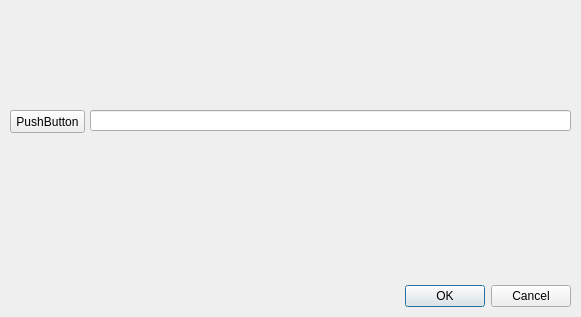
Before: the Qt Designer form mainPlug/CsvImport.ui in NSCC-EAT-Lab/QGIS-plugin, drawn with Qt 5.
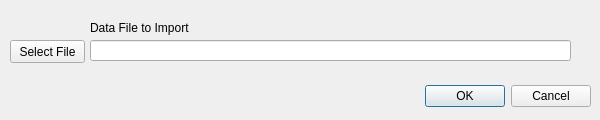
After: the same form once the commit is applied.

Commit message: Finished the Heat Map Creation

What changed in the file:
```diff
--- a/mainPlug/CsvImport.ui
+++ b/mainPlug/CsvImport.ui
@@ -6,8 +6,8 @@
    <rect>
     <x>0</x>
     <y>0</y>
-    <width>581</width>
-    <height>317</height>
+    <width>600</width>
+    <height>120</height>
    </rect>
   </property>
   <property name="windowTitle">
@@ -16,8 +16,8 @@
   <widget class="QDialogButtonBox" name="buttonBox">
    <property name="geometry">
     <rect>
-     <x>230</x>
-     <y>280</y>
+     <x>250</x>
+     <y>80</y>
      <width>341</width>
      <height>32</height>
     </rect>
@@ -33,25 +33,38 @@
    <property name="geometry">
     <rect>
      <x>10</x>
-     <y>110</y>
+     <y>40</y>
      <width>75</width>
      <height>23</height>
     </rect>
    </property>
    <property name="text">
-    <string>PushButton</string>
+    <string>Select File</string>
    </property>
   </widget>
   <widget class="QLineEdit" name="FilePath">
    <property name="geometry">
     <rect>
      <x>90</x>
-     <y>110</y>
+     <y>40</y>
      <width>481</width>
      <height>21</height>
     </rect>
    </property>
   </widget>
+  <widget class="QLabel" name="label">
+   <property name="geometry">
+    <rect>
+     <x>90</x>
+     <y>20</y>
+     <width>161</width>
+     <height>16</height>
+    </rect>
+   </property>
+   <property name="text">
+    <string>Data File to Import</string>
+   </property>
+  </widget>
  </widget>
  <resources/>
  <connections>
```
The commit also changes 1 other file.
